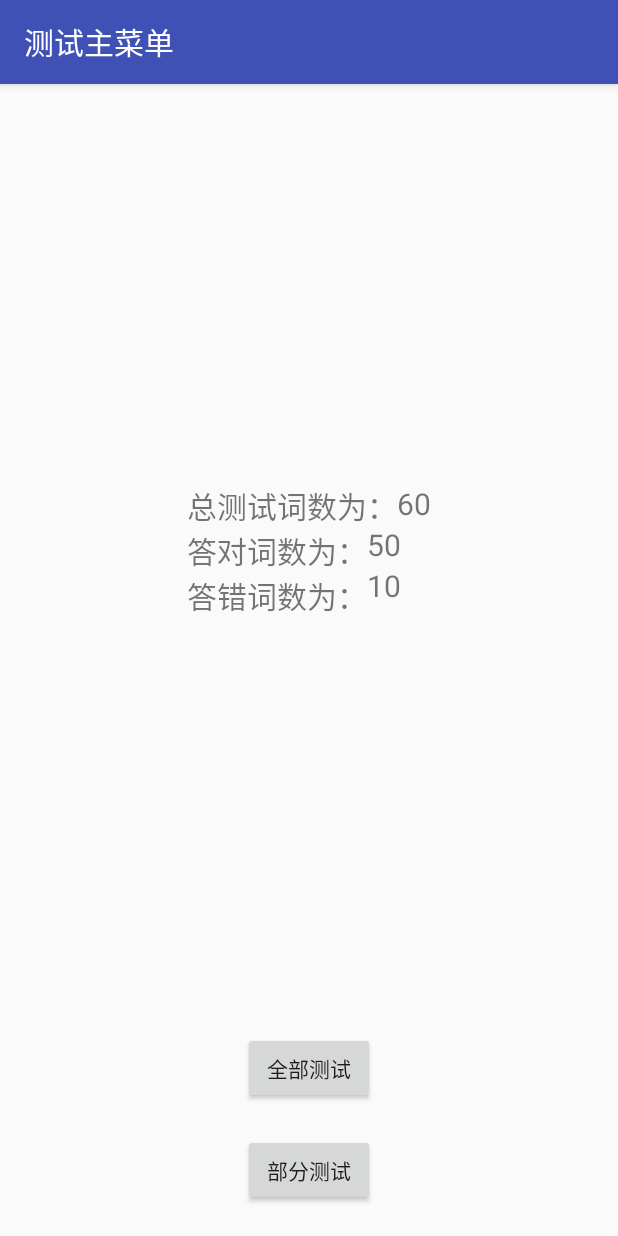
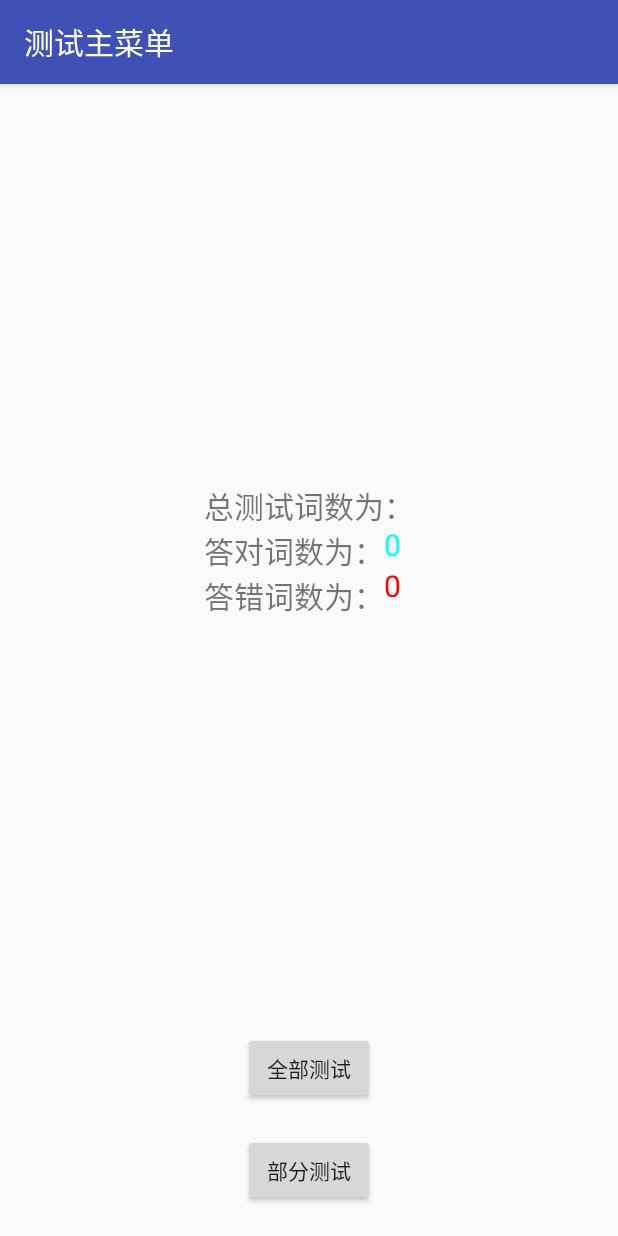
Before and after one commit to SPA-SPA-SPA/French_APP, an Android app: the TestActivity screen opened directly, with no data from a screen before it, on a phone screen of 412 x 824 dp. Run offline under Robolectric (Android 15) with nearby library versions, the phone set to English and light mode, and no system bars.

Commit message:
测试功能+

```diff
--- a/app/src/main/java/com/example/arthurlai/ever/TestActivity.java
+++ b/app/src/main/java/com/example/arthurlai/ever/TestActivity.java
@@ -1,20 +1,98 @@
 package com.example.arthurlai.ever;
 
 import android.content.Intent;
+import android.database.Cursor;
+import android.database.SQLException;
+import android.database.sqlite.SQLiteDatabase;
+import android.database.sqlite.SQLiteOpenHelper;
+import android.graphics.Color;
+import android.os.AsyncTask;
 import android.support.v7.app.AppCompatActivity;
 import android.os.Bundle;
 import android.view.View;
+import android.widget.TextView;
+import android.widget.Toast;
+
+import org.w3c.dom.Text;
 
 public class TestActivity extends AppCompatActivity {
+    private TextView Text_wrong_num;
+    private TextView Text_right_num;
+    private TextView Text_sum_num;
+    private Cursor cursor_T;
+    private Cursor cursor_F;
+    public SQLiteDatabase db;
 
     @Override
     protected void onCreate(Bundle savedInstanceState) {
         super.onCreate(savedInstanceState);
         setContentView(R.layout.activity_test);
+
+        Text_right_num = (TextView)findViewById(R.id.text_right_num);
+        Text_wrong_num = (TextView)findViewById(R.id.text_wrong_num);
+        Text_sum_num = (TextView)findViewById(R.id.text_sum_num);
+        Text_right_num.setTextColor(Color.CYAN);
+        Text_wrong_num.setTextColor(Color.RED);
+        Text_sum_num.setText(getIntent().getStringExtra("num"));
+        new GetNum().execute();
     }
 
+    @Override
+    public void onRestart() {
+
+        super.onRestart();
+        new GetNum().execute();
+    }
+
+    // 测试所有单词
     public void TestAll(View view) {
         Intent intent = new Intent(this, TestQActivity.class);
-        startActivity(intent);
+        startActivityForResult(intent,3);
     }
+
+    // Inner class to getnum
+    private class GetNum extends AsyncTask<Object, Void, Boolean> {
+        public Integer word_num_T;
+        public Integer word_num_F;
+
+        @Override
+        protected Boolean doInBackground(Object[] objects) {
+            try {
+                SQLiteOpenHelper EverDatabaseHelper = new EverDatabaseHelper(TestActivity.this);
+                db = EverDatabaseHelper.getReadableDatabase();
+
+                // 这个游标提供认识的单词数
+                cursor_T = db.query("TEST",
+                        new String[]{"test"},
+                        "test = ?", new String[] {"true"}, null, null, null);
+
+                // 这个游标提供不认识的单词数
+                cursor_F = db.query("TEST",
+                        new String[]{"test"},
+                        "test = ?", new String[] {"false"}, null, null, null);
+
+                word_num_T = cursor_T.getCount();
+                word_num_F = cursor_F.getCount();
+                cursor_T.close();
+                cursor_F.close();
+                return true;
+            } catch (SQLException e){
+                return false;
+            }
+        }
+
+        protected void onPostExecute (Boolean success) {
+            if (!success) {
+                Toast toast = Toast.makeText(TestActivity.this, "EverDataBase unavailable", Toast.LENGTH_SHORT);
+                toast.show();
+            }
+            else
+            {
+                // 更新单词数
+                ((TextView)findViewById(R.id.text_right_num)).setText(word_num_T.toString());
+                ((TextView)findViewById(R.id.text_wrong_num)).setText(word_num_F.toString());
+            }
+        }
+    }
+
 }
--- a/app/src/main/java/com/example/arthurlai/ever/WordListActivity.java
+++ b/app/src/main/java/com/example/arthurlai/ever/WordListActivity.java
@@ -65,8 +65,9 @@ public class WordListActivity extends AppCompatActivity {
     }
 
     // 测试按钮
-    public void StudyTouch (View view) {
+    public void TestTouch (View view) {
         Intent intent = new Intent(this, TestActivity.class);
+        intent.putExtra("num", word_num.toString());
         startActivity(intent);
     }
 
--- a/app/src/main/res/layout/activity_test.xml
+++ b/app/src/main/res/layout/activity_test.xml
@@ -47,7 +47,7 @@
                 android:layout_height="wrap_content"
                 android:textSize="20dp"
                 android:layout_toRightOf="@+id/text_sum"
-                android:text="60"/>
+                android:text=""/>
 
             <TextView
                 android:id="@+id/text_right_num"
@@ -56,7 +56,7 @@
                 android:layout_toRightOf="@+id/text_right"
                 android:textSize="20dp"
                 android:layout_below="@+id/text_sum_num"
-                android:text="50"/>
+                android:text=""/>
 
             <TextView
                 android:id="@+id/text_wrong_num"
@@ -65,7 +65,7 @@
                 android:textSize="20dp"
                 android:layout_toRightOf="@+id/text_wrong"
                 android:layout_below="@+id/text_right_num"
-                android:text="10"/>
+                android:text=""/>
 
         </RelativeLayout>
 
--- a/app/src/main/res/layout/activity_word_list.xml
+++ b/app/src/main/res/layout/activity_word_list.xml
@@ -35,7 +35,7 @@
             android:id="@+id/Button_revise"
             android:layout_width="wrap_content"
             android:layout_height="wrap_content"
-            android:onClick="StudyTouch"
+            android:onClick="TestTouch"
             android:text="测试"
             />
     </LinearLayout>
```
Also changed, not shown: app/src/main/java/com/example/arthurlai/ever/EverDatabaseHelper.java (+21 -1 lines), app/src/main/java/com/example/arthurlai/ever/TestQActivity.java (+20 -0 lines).
